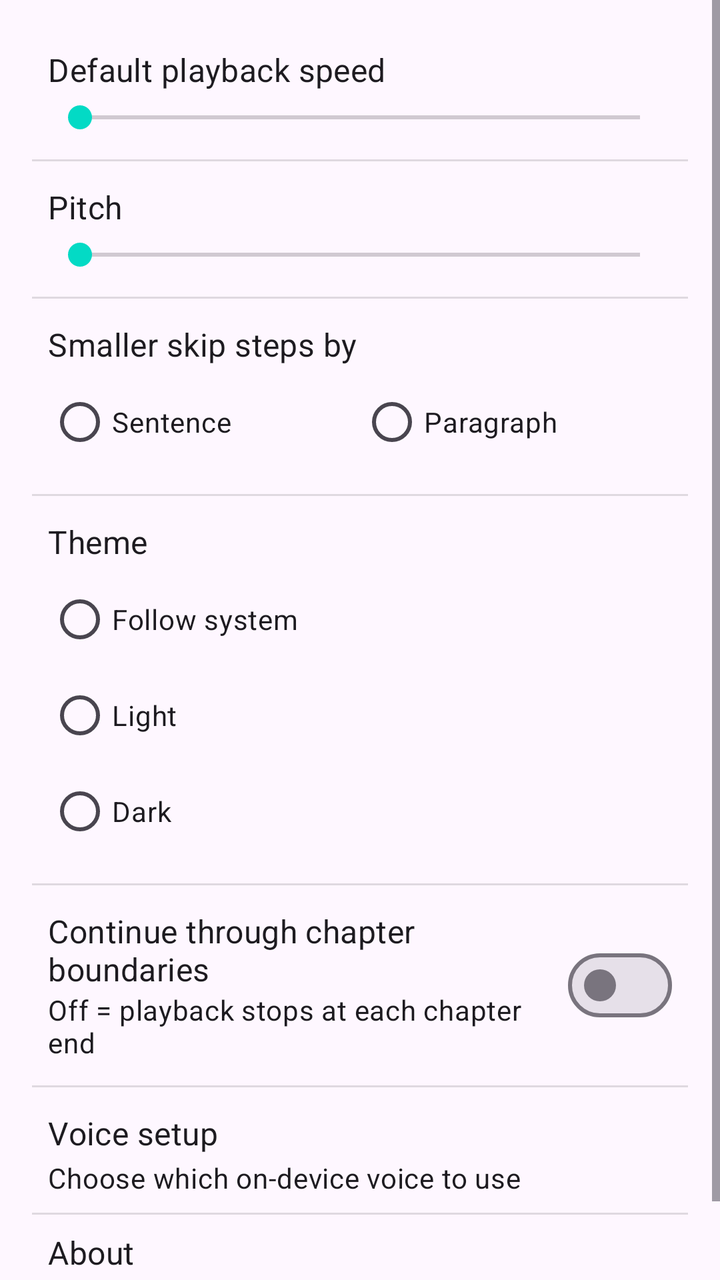
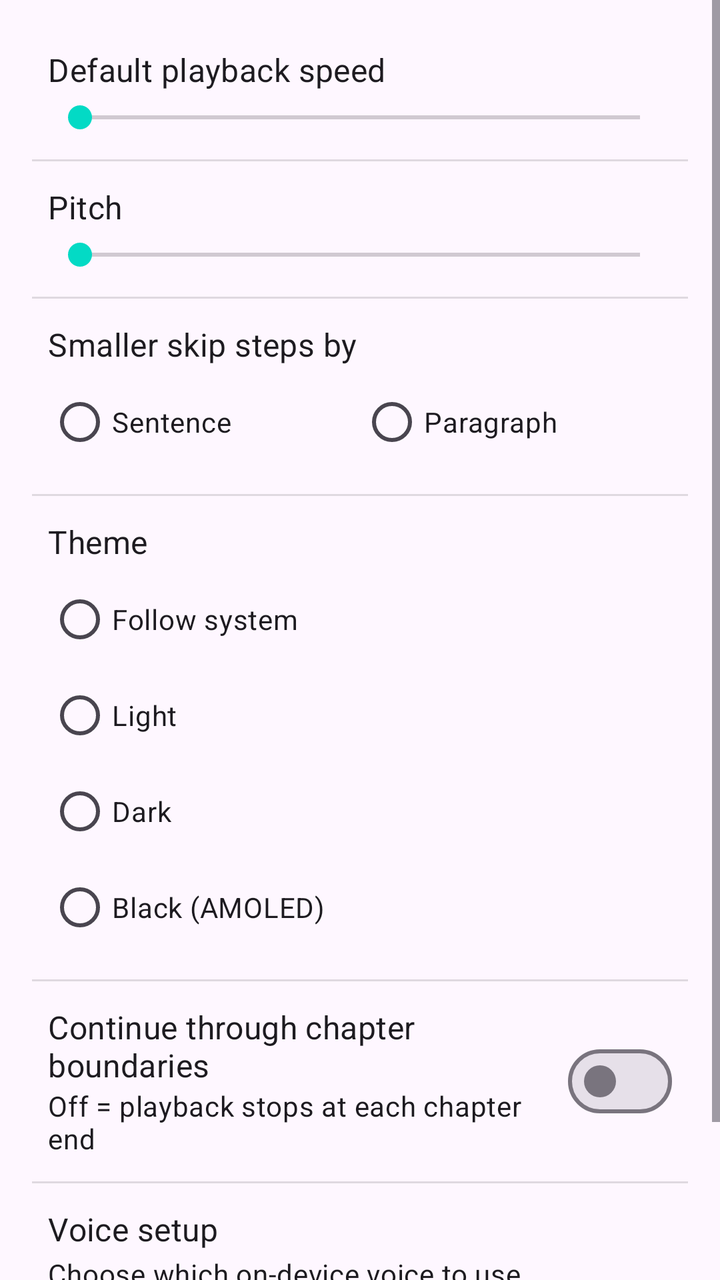

Before-and-after screenshots of an Android layout around one commit, followed by the original layout XML and the change that was made.
<!-- AndroidManifest.xml: application theme Theme.Narrator -->
<!-- res/layout/fragment_settings.xml -->
<?xml version="1.0" encoding="utf-8"?>
<ScrollView xmlns:android="http://schemas.android.com/apk/res/android"
    android:layout_width="match_parent"
    android:layout_height="match_parent">

    <LinearLayout
        android:layout_width="match_parent"
        android:layout_height="wrap_content"
        android:orientation="vertical"
        android:padding="16dp">

        
        <LinearLayout
            android:layout_width="match_parent"
            android:layout_height="wrap_content"
            android:orientation="vertical"
            android:padding="8dp">

            <LinearLayout
                android:layout_width="match_parent"
                android:layout_height="wrap_content"
                android:orientation="horizontal"
                android:gravity="center_vertical">

                <TextView
                    android:layout_width="0dp"
                    android:layout_height="wrap_content"
                    android:layout_weight="1"
                    android:text="@string/settings_default_speed"
                    android:textAppearance="?attr/textAppearanceSubtitle1" />

                <TextView
                    android:id="@+id/settings_speed_value"
                    android:layout_width="wrap_content"
                    android:layout_height="wrap_content"
                    android:textAppearance="?attr/textAppearanceBody2" />
            </LinearLayout>

            <SeekBar
                android:id="@+id/settings_speed_seek"
                android:layout_width="match_parent"
                android:layout_height="wrap_content"
                android:layout_marginTop="4dp"
                android:max="12" />
        </LinearLayout>

        <View
            android:layout_width="match_parent"
            android:layout_height="1dp"
            android:layout_marginVertical="4dp"
            android:background="?android:attr/listDivider" />

        
        <LinearLayout
            android:layout_width="match_parent"
            android:layout_height="wrap_content"
            android:orientation="vertical"
            android:padding="8dp">

            <LinearLayout
                android:layout_width="match_parent"
                android:layout_height="wrap_content"
                android:orientation="horizontal"
                android:gravity="center_vertical">

                <TextView
                    android:layout_width="0dp"
                    android:layout_height="wrap_content"
                    android:layout_weight="1"
                    android:text="@string/settings_pitch"
                    android:textAppearance="?attr/textAppearanceSubtitle1" />

                <TextView
                    android:id="@+id/settings_pitch_value"
                    android:layout_width="wrap_content"
                    android:layout_height="wrap_content"
                    android:textAppearance="?attr/textAppearanceBody2" />
            </LinearLayout>

            <SeekBar
                android:id="@+id/settings_pitch_seek"
                android:layout_width="match_parent"
                android:layout_height="wrap_content"
                android:layout_marginTop="4dp"
                android:max="20" />
        </LinearLayout>

        <View
            android:layout_width="match_parent"
            android:layout_height="1dp"
            android:layout_marginVertical="4dp"
            android:background="?android:attr/listDivider" />

        
        <LinearLayout
            android:layout_width="match_parent"
            android:layout_height="wrap_content"
            android:orientation="vertical"
            android:padding="8dp">

            <TextView
                android:layout_width="wrap_content"
                android:layout_height="wrap_content"
                android:text="@string/settings_skip_increment"
                android:textAppearance="?attr/textAppearanceSubtitle1" />

            <RadioGroup
                android:id="@+id/settings_skip_group"
                android:layout_width="match_parent"
                android:layout_height="wrap_content"
                android:layout_marginTop="4dp"
                android:orientation="horizontal">

                <RadioButton
                    android:id="@+id/settings_skip_sentence"
                    android:layout_width="0dp"
                    android:layout_height="wrap_content"
                    android:layout_weight="1"
                    android:text="@string/settings_skip_sentence" />

                <RadioButton
                    android:id="@+id/settings_skip_paragraph"
                    android:layout_width="0dp"
                    android:layout_height="wrap_content"
                    android:layout_weight="1"
                    android:text="@string/settings_skip_paragraph" />
            </RadioGroup>
        </LinearLayout>

        <View
            android:layout_width="match_parent"
            android:layout_height="1dp"
            android:layout_marginVertical="4dp"
            android:background="?android:attr/listDivider" />

        
        <LinearLayout
            android:layout_width="match_parent"
            android:layout_height="wrap_content"
            android:orientation="vertical"
            android:padding="8dp">

            <TextView
                android:layout_width="wrap_content"
                android:layout_height="wrap_content"
                android:text="@string/settings_theme"
                android:textAppearance="?attr/textAppearanceSubtitle1" />

            <RadioGroup
                android:id="@+id/settings_theme_group"
                android:layout_width="match_parent"
                android:layout_height="wrap_content"
                android:layout_marginTop="4dp"
                android:orientation="vertical">

                <RadioButton
                    android:id="@+id/settings_theme_system"
                    android:layout_width="wrap_content"
                    android:layout_height="wrap_content"
                    android:text="@string/settings_theme_system" />

                <RadioButton
                    android:id="@+id/settings_theme_light"
                    android:layout_width="wrap_content"
                    android:layout_height="wrap_content"
                    android:text="@string/settings_theme_light" />

                <RadioButton
                    android:id="@+id/settings_theme_dark"
                    android:layout_width="wrap_content"
                    android:layout_height="wrap_content"
                    android:text="@string/settings_theme_dark" />
            </RadioGroup>
        </LinearLayout>

        <View
            android:layout_width="match_parent"
            android:layout_height="1dp"
            android:layout_marginVertical="4dp"
            android:background="?android:attr/listDivider" />

        
        <LinearLayout
            android:layout_width="match_parent"
            android:layout_height="wrap_content"
            android:orientation="horizontal"
            android:padding="8dp"
            android:gravity="center_vertical">

            <LinearLayout
                android:layout_width="0dp"
                android:layout_height="wrap_content"
                android:layout_weight="1"
                android:orientation="vertical">

                <TextView
                    android:layout_width="wrap_content"
                    android:layout_height="wrap_content"
                    android:text="@string/settings_continue"
                    android:textAppearance="?attr/textAppearanceSubtitle1" />

                <TextView
                    android:layout_width="wrap_content"
                    android:layout_height="wrap_content"
                    android:text="@string/settings_continue_summary"
                    android:textAppearance="?attr/textAppearanceBody2" />
            </LinearLayout>

            <com.google.android.material.materialswitch.MaterialSwitch
                android:id="@+id/settings_continue_switch"
                android:layout_width="wrap_content"
                android:layout_height="wrap_content"
                android:textOn=""
                android:textOff="" />
        </LinearLayout>

        <View
            android:layout_width="match_parent"
            android:layout_height="1dp"
            android:layout_marginVertical="4dp"
            android:background="?android:attr/listDivider" />

        
        <LinearLayout
            android:id="@+id/settings_voice_setup_row"
            android:layout_width="match_parent"
            android:layout_height="wrap_content"
            android:orientation="vertical"
            android:padding="8dp"
            android:background="?attr/selectableItemBackground">

            <TextView
                android:layout_width="wrap_content"
                android:layout_height="wrap_content"
                android:text="@string/settings_voice_setup"
                android:textAppearance="?attr/textAppearanceSubtitle1" />

            <TextView
                android:layout_width="wrap_content"
                android:layout_height="wrap_content"
                android:layout_marginTop="2dp"
                android:text="@string/settings_voice_setup_summary"
                android:textAppearance="?attr/textAppearanceBody2" />
        </LinearLayout>

        <View
            android:layout_width="match_parent"
            android:layout_height="1dp"
            android:background="?android:attr/listDivider" />

        <LinearLayout
            android:id="@+id/settings_about_row"
            android:layout_width="match_parent"
            android:layout_height="wrap_content"
            android:orientation="vertical"
            android:padding="8dp"
            android:background="?attr/selectableItemBackground"
            android:clickable="true"
            android:focusable="true">

            <TextView
                android:layout_width="wrap_content"
                android:layout_height="wrap_content"
                android:text="@string/settings_about"
                android:textAppearance="?attr/textAppearanceSubtitle1" />

            <TextView
                android:layout_width="wrap_content"
                android:layout_height="wrap_content"
                android:layout_marginTop="2dp"
                android:text="@string/settings_about_summary"
                android:textAppearance="?attr/textAppearanceBody2" />
        </LinearLayout>
    </LinearLayout>
</ScrollView>
<!-- resources referenced by this layout -->
<resources>
  <string name="settings_about">About</string>
  <string name="settings_about_summary">Narrator · privacy-first audiobook player</string>
  <string name="settings_continue">Continue through chapter boundaries</string>
  <string name="settings_continue_summary">Off = playback stops at each chapter end</string>
  <string name="settings_default_speed">Default playback speed</string>
  <string name="settings_pitch">Pitch</string>
  <string name="settings_skip_increment">Smaller skip steps by</string>
  <string name="settings_skip_paragraph">Paragraph</string>
  <string name="settings_skip_sentence">Sentence</string>
  <string name="settings_theme">Theme</string>
  <string name="settings_theme_dark">Dark</string>
  <string name="settings_theme_light">Light</string>
  <string name="settings_theme_system">Follow system</string>
  <string name="settings_voice_setup">Voice setup</string>
  <string name="settings_voice_setup_summary">Choose which on-device voice to use</string>
  <style name="Theme.Narrator" parent="Theme.Material3.DayNight.NoActionBar">
          
          <item name="colorPrimary">@color/purple_500</item>
          <item name="colorPrimaryVariant">@color/purple_700</item>
          <item name="colorOnPrimary">@color/white</item>
          
          <item name="colorSecondary">@color/teal_200</item>
          <item name="colorSecondaryVariant">@color/teal_700</item>
          <item name="colorOnSecondary">@color/black</item>
          
          <item name="android:statusBarColor">?attr/colorPrimaryVariant</item>
          
      </style>
  <color name="purple_500">#FF6200EE</color>
  <color name="purple_700">#FF3700B3</color>
  <color name="white">#FFFFFFFF</color>
  <color name="teal_200">#FF03DAC5</color>
  <color name="teal_700">#FF018786</color>
  <color name="black">#FF000000</color>
</resources>

<!-- the commit's change to res/layout/fragment_settings.xml (unified diff, before → after) -->
@@ -170,6 +170,12 @@
                     android:layout_width="wrap_content"
                     android:layout_height="wrap_content"
                     android:text="@string/settings_theme_dark" />
+
+                <RadioButton
+                    android:id="@+id/settings_theme_amoled"
+                    android:layout_width="wrap_content"
+                    android:layout_height="wrap_content"
+                    android:text="@string/settings_theme_amoled" />
             </RadioGroup>
         </LinearLayout>
 
<!-- resource entries referenced after the edit -->
@@ -10,6 +10,7 @@
   <string name="settings_skip_paragraph">Paragraph</string>
   <string name="settings_skip_sentence">Sentence</string>
   <string name="settings_theme">Theme</string>
+  <string name="settings_theme_amoled">Black (AMOLED)</string>
   <string name="settings_theme_dark">Dark</string>
   <string name="settings_theme_light">Light</string>
   <string name="settings_theme_system">Follow system</string>
